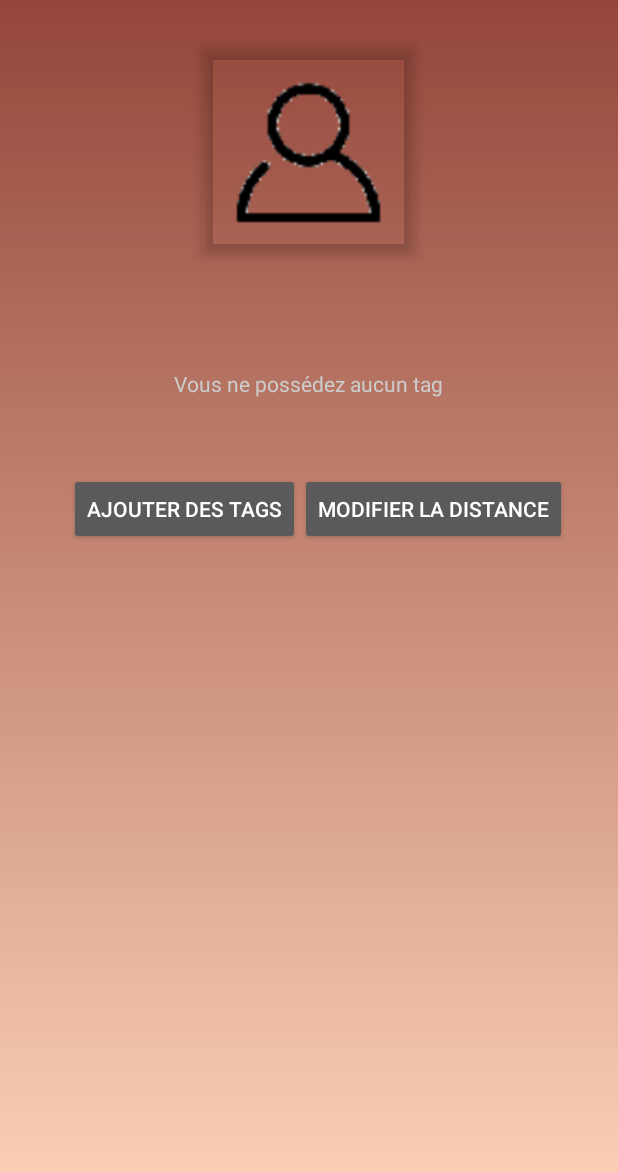
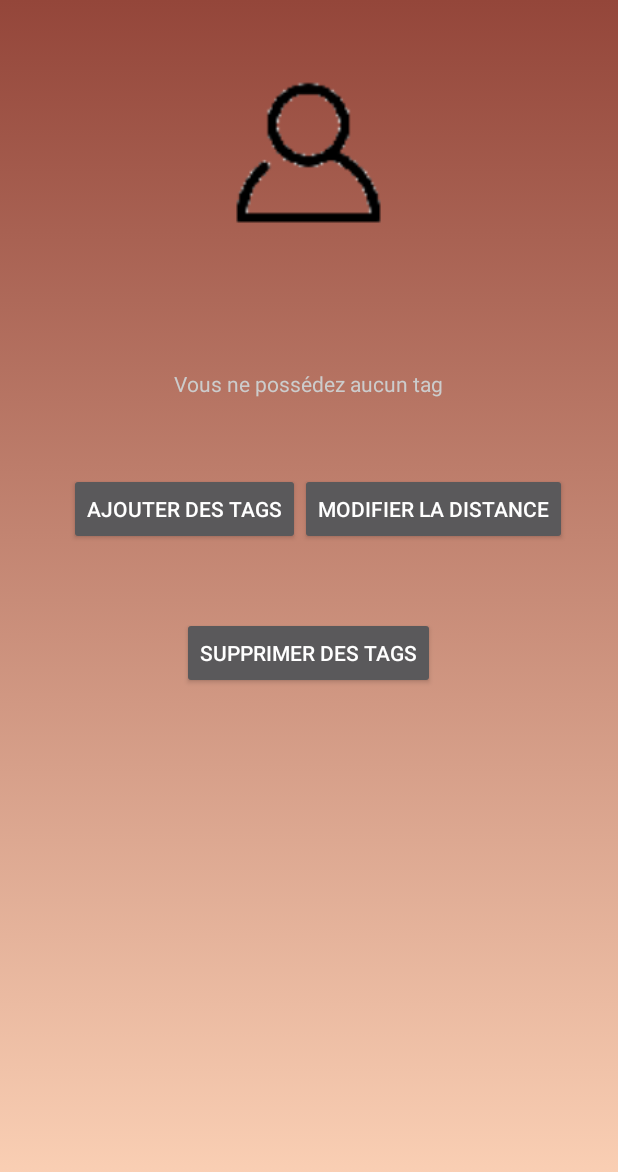
Before and after one commit to Mel1ssa/Android, an Android app: the layout profil.xml on its own in the app's theme, with its tools: preview values and no code run, on a phone screen of 412 x 824 dp. Shown: the top 1172 px of the screen. Run offline under Robolectric (Android 15) with nearby library versions, the phone set to English and light mode, and no system bars.

Commit message:
Suppression de tags

```diff
--- a/app/src/main/java/com/example/mely/seemy_v11/InfoProfilBackgroundActivity.java
+++ b/app/src/main/java/com/example/mely/seemy_v11/InfoProfilBackgroundActivity.java
@@ -63,7 +63,7 @@ public class InfoProfilBackgroundActivity extends AsyncTask {
                 Log.e("debug : ligne tag","su");
                 JSONArray tags = jObject.getJSONArray("tag");
 
-                String retour =" ";
+                String retour ="";
 
                 for (int i = 0; i < tags.length(); i++) {
                     JSONObject obj= tags.getJSONObject(i);
--- a/app/src/main/java/com/example/mely/seemy_v11/MainUserActivity.java
+++ b/app/src/main/java/com/example/mely/seemy_v11/MainUserActivity.java
@@ -200,6 +200,7 @@ public class MainUserActivity extends AppCompatActivity {
             String S = (String) AT.get();
 
 
+
     }
 
 
--- a/app/src/main/res/layout/profil.xml
+++ b/app/src/main/res/layout/profil.xml
@@ -10,7 +10,7 @@
 
 
 
-        <ImageButton
+        <ImageView
             android:id="@+id/user_profile_photo"
             android:layout_width="150dp"
             android:layout_height="150dp"
@@ -65,6 +65,7 @@
                 android:background="@android:color/darker_gray"/>
 
             <LinearLayout
+                android:id="@+id/ll1"
                 android:layout_width="fill_parent"
                 android:layout_height="wrap_content"
                 android:layout_below="@+id/user_profile_short_bio"
@@ -88,10 +89,24 @@
                     android:layout_width="wrap_content"
                     android:layout_height="wrap_content"
                     android:layout_marginTop="24dp"
-                    android:layout_marginBottom="24dp"
                     android:padding="12dp"
                     android:layout_gravity="center_horizontal"
                     android:text="@string/Distance"/>
+            </LinearLayout>
+            <LinearLayout
+                android:layout_width="fill_parent"
+                android:layout_height="wrap_content"
+                android:layout_below="@+id/ll1"
+                android:gravity="center"
+                android:orientation="vertical">
+                <android.support.v7.widget.AppCompatButton
+                    android:id="@+id/btn_supp_tag"
+                    android:layout_width="wrap_content"
+                    android:layout_height="wrap_content"
+                    android:padding="12dp"
+                    android:layout_marginBottom="75dp"
+                    android:layout_gravity="center_horizontal"
+                    android:text="Supprimer des tags"/>
             </LinearLayout>
 
 
```
Also changed, not shown: app/src/main/java/com/example/mely/seemy_v11/LoginActivity.java (+9 -2 lines), app/src/main/java/com/example/mely/seemy_v11/Profil.java (+79 -12 lines), app/src/main/java/com/example/mely/seemy_v11/UpdateProfilBackground.java (+30 -0 lines), app/src/main/java/com/example/mely/seemy_v11/Utilisateur.java (+18 -4 lines).
